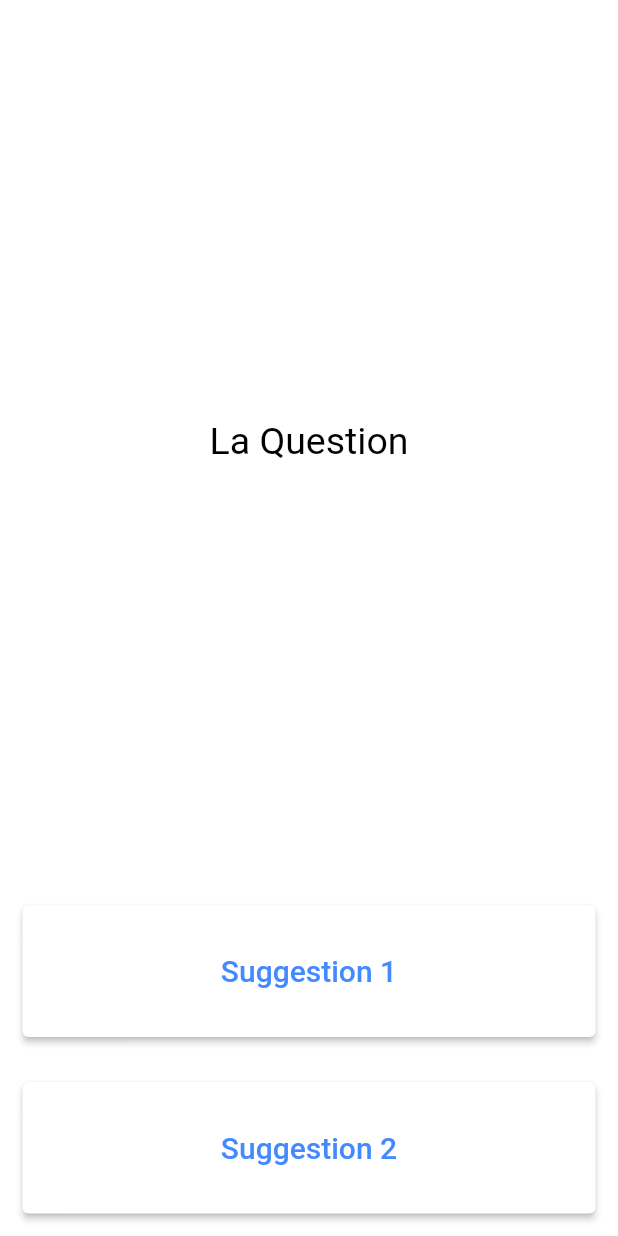
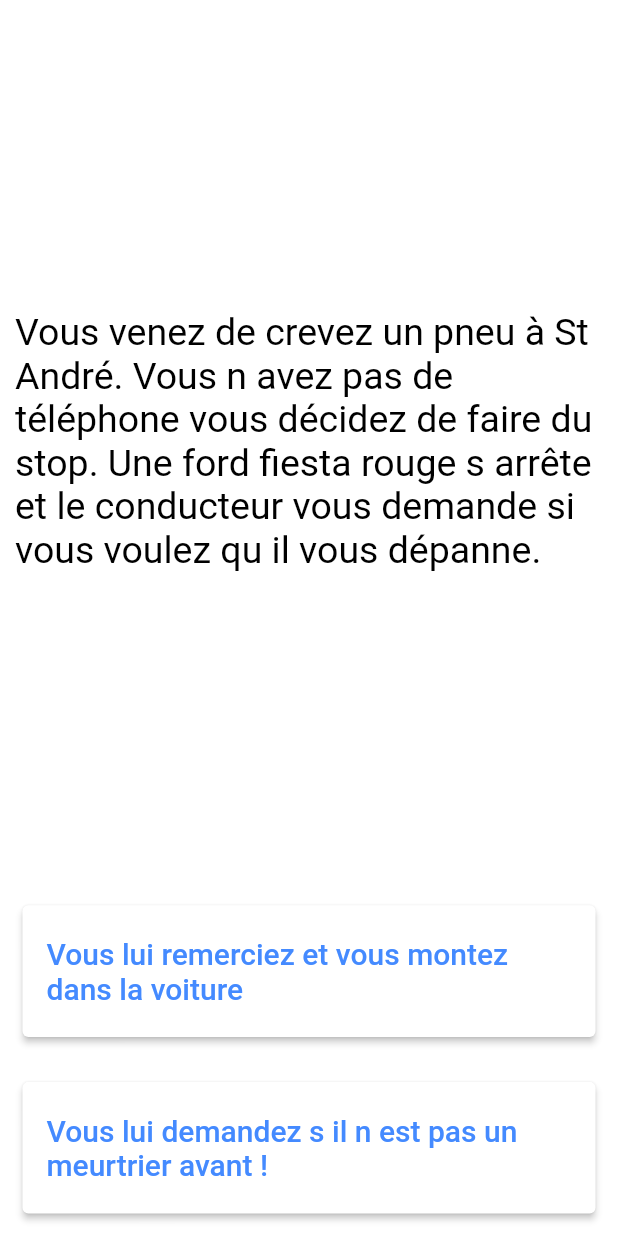
Before and after one commit to taip6494/blackmirror, a Flutter app: the screen it shows after launch, on a phone screen of 412 x 824 dp. Run offline on Flutter 3.47's test engine with Material 2 defaults, Android fonts, the light colour scheme and no system bars.

Commit message:
1 - Structure de l'application

```diff
--- a/lib/main.dart
+++ b/lib/main.dart
@@ -1,4 +1,7 @@
 import 'package:flutter/material.dart';
+import 'sceneBrain.dart';
+
+Scene scene = Scene();
 
 void main() {
   return runApp(
@@ -28,7 +31,7 @@
           padding: const EdgeInsets.all(10.0),
           child: Center(
             child: Text(
-              'La Question',
+              scene.getQuestionText(),
               style: TextStyle(color: Colors.black, fontSize: 25),
             ),
           ),
@@ -39,7 +42,7 @@
           padding: const EdgeInsets.all(15.0),
           child: ElevatedButton(
             child: Text(
-              'Suggestion 1',
+              scene.getQuestionAnswer(),
               style: TextStyle(fontSize: 20),
             ),
             style: ElevatedButton.styleFrom(
@@ -55,7 +58,7 @@
           padding: const EdgeInsets.all(15.0),
           child: ElevatedButton(
             child: Text(
-              'Suggestion 2',
+              scene.getQuestionAnswer2(),
               style: TextStyle(fontSize: 20),
             ),
             style: ElevatedButton.styleFrom(
--- /dev/null
+++ b/lib/sceneBrain.dart
@@ -0,0 +1,45 @@
+import 'question.dart';
+
+class Scene {
+  int _numberquestion = 0;
+
+  List<Question> _questionListe = [
+    Question(
+        'Vous venez de crevez un pneu à St André. Vous n avez pas de téléphone vous décidez de faire du stop. Une ford fiesta rouge s arrête et le conducteur vous demande si vous voulez qu il vous dépanne.',
+        'Vous lui remerciez et vous montez dans la voiture',
+        'Vous lui demandez s il n est pas un meurtrier avant !'),
+    Question(
+        'Il acquiesce de la tête sans faire attention à la question',
+        'Au moins il est honnête. Vous montez ! ',
+        'Au moins il est honnête. Vous montez ! '),
+    Question(
+        'Lorsqu il commence à conduire, il vous demande d ouvrir la boite à gant. À l’intérieur, vous trouverez un couteau ensanglanté, deux doigts coupés et un CD de T-Matt.',
+        'J adore T-Matt, je lui donne le CD.',
+        'C est lui ou moi, je prends le couteau et je le poignarde'),
+    Question('Woaw ! Quelle évasion !', 'Recommencer', ''),
+    Question(
+        'En traversant la route du littoral, vous réfléchissez à la sagesse douteuse de poignarder quelqu’un pendant qu’il conduit une voiture dans laquelle vous êtes',
+        'Recommencer',
+        ''),
+    Question(
+        'Vous vous faites un bon dalon et vous chantez le dernier son de T-matt ensemble. Il vous dépose à Cambaie et il vous demande si vous connaissez un bon endroit pour jeter un corps',
+        'Recommencer',
+        ''),
+  ];
+
+  String getQuestionAnswer() {
+    return _questionListe[_numberquestion].suggestion;
+  }
+
+  String getQuestionAnswer2() {
+    return _questionListe[_numberquestion].suggestion2;
+  }
+
+  String getQuestionText() {
+    return _questionListe[_numberquestion].questionText;
+  }
+
+  void nextQuestion() {
+    if (_numberquestion < _questionListe.length - 1) _numberquestion++;
+  }
+}
```
Also changed, not shown: lib/question.dart (added, +11 -0 lines).
